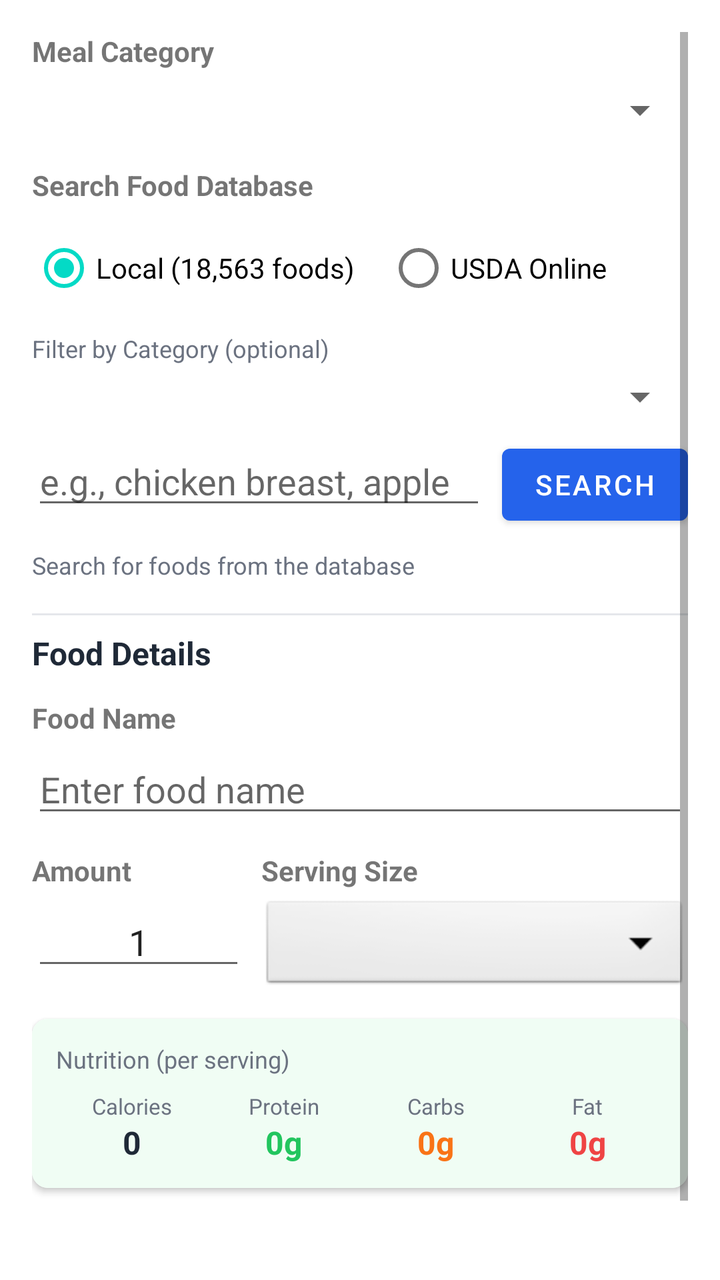
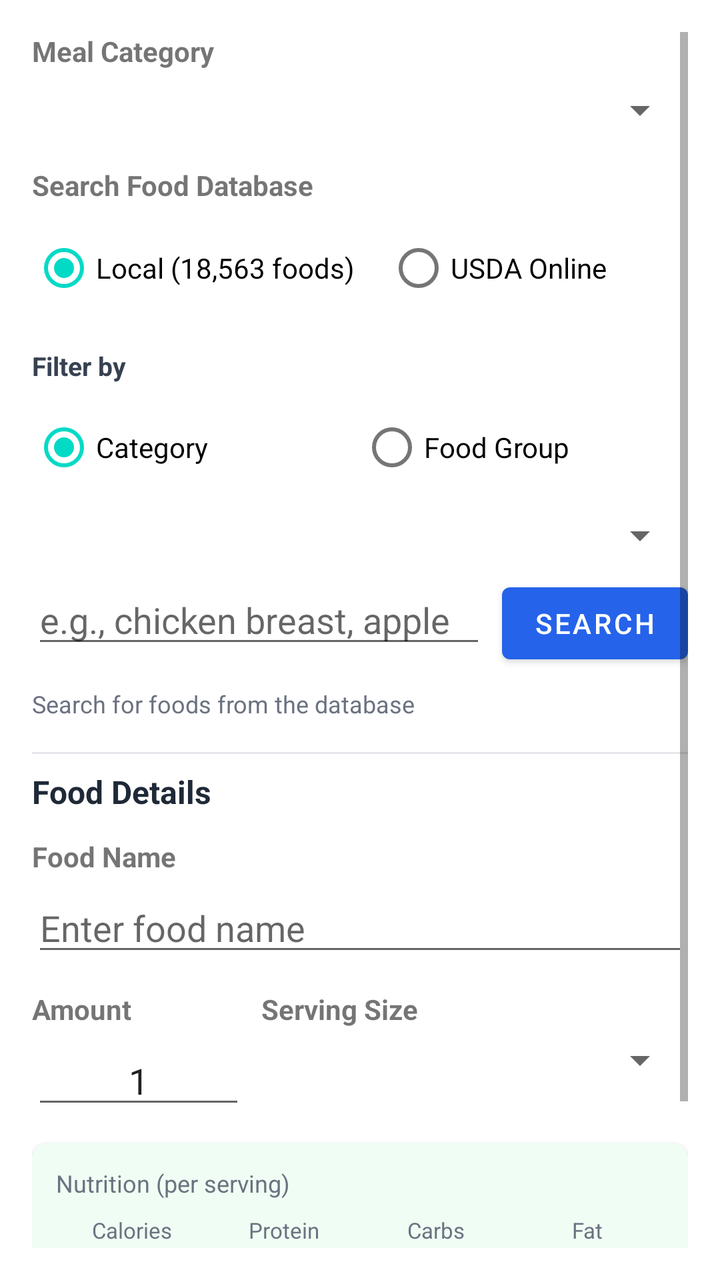

Before-and-after screenshots of an Android layout around one commit, followed by the original layout XML and the change that was made.
<!-- AndroidManifest.xml: application theme AppTheme -->
<!-- res/layout/dialog_add_food.xml -->
<?xml version="1.0" encoding="utf-8"?>
<ScrollView xmlns:android="http://schemas.android.com/apk/res/android"
    android:layout_width="match_parent"
    android:layout_height="wrap_content"
    android:padding="16dp">

    <LinearLayout
        android:layout_width="match_parent"
        android:layout_height="wrap_content"
        android:orientation="vertical">

        <TextView
            android:layout_width="match_parent"
            android:layout_height="wrap_content"
            android:text="Meal Category"
            android:textSize="14sp"
            android:textStyle="bold"
            android:layout_marginBottom="8dp" />

        <Spinner
            android:id="@+id/meal_category_spinner"
            android:layout_width="match_parent"
            android:layout_height="wrap_content"
            android:layout_marginBottom="16dp" />

        
        <TextView
            android:layout_width="match_parent"
            android:layout_height="wrap_content"
            android:text="Search Food Database"
            android:textSize="14sp"
            android:textStyle="bold"
            android:layout_marginBottom="8dp" />

        <RadioGroup
            android:id="@+id/database_toggle"
            android:layout_width="match_parent"
            android:layout_height="wrap_content"
            android:orientation="horizontal"
            android:layout_marginBottom="8dp">

            <RadioButton
                android:id="@+id/radio_local"
                android:layout_width="wrap_content"
                android:layout_height="wrap_content"
                android:text="Local (18,563 foods)"
                android:checked="true" />

            <RadioButton
                android:id="@+id/radio_usda"
                android:layout_width="wrap_content"
                android:layout_height="wrap_content"
                android:text="USDA Online"
                android:layout_marginStart="16dp" />

        </RadioGroup>

        
        <LinearLayout
            android:id="@+id/category_filter_container"
            android:layout_width="match_parent"
            android:layout_height="wrap_content"
            android:orientation="vertical"
            android:layout_marginBottom="8dp">

            <TextView
                android:layout_width="match_parent"
                android:layout_height="wrap_content"
                android:text="Filter by Category (optional)"
                android:textSize="12sp"
                android:textColor="#6b7280"
                android:layout_marginBottom="4dp" />

            <Spinner
                android:id="@+id/category_filter_spinner"
                android:layout_width="match_parent"
                android:layout_height="wrap_content" />

        </LinearLayout>

        
        <LinearLayout
            android:layout_width="match_parent"
            android:layout_height="wrap_content"
            android:orientation="horizontal"
            android:layout_marginBottom="8dp">

            <EditText
                android:id="@+id/food_search_edit"
                android:layout_width="0dp"
                android:layout_height="wrap_content"
                android:layout_weight="1"
                android:hint="e.g., chicken breast, apple"
                android:inputType="text"
                android:imeOptions="actionSearch" />

            <Button
                android:id="@+id/search_button"
                android:layout_width="wrap_content"
                android:layout_height="wrap_content"
                android:text="Search"
                android:layout_marginStart="8dp" />

        </LinearLayout>

        
        <TextView
            android:id="@+id/search_status"
            android:layout_width="match_parent"
            android:layout_height="wrap_content"
            android:text="Search for foods from the database"
            android:textSize="12sp"
            android:textColor="#6b7280"
            android:layout_marginBottom="8dp" />

        <androidx.recyclerview.widget.RecyclerView
            android:id="@+id/search_results_list"
            android:layout_width="match_parent"
            android:layout_height="200dp"
            android:nestedScrollingEnabled="true"
            android:visibility="gone"
            android:layout_marginBottom="16dp"
            android:background="#f9fafb" />

        
        <View
            android:layout_width="match_parent"
            android:layout_height="1dp"
            android:background="#e5e7eb"
            android:layout_marginVertical="8dp" />

        <TextView
            android:id="@+id/selected_food_label"
            android:layout_width="match_parent"
            android:layout_height="wrap_content"
            android:text="Food Details"
            android:textSize="16sp"
            android:textStyle="bold"
            android:textColor="#1f2937"
            android:layout_marginBottom="12dp" />

        
        <TextView
            android:layout_width="match_parent"
            android:layout_height="wrap_content"
            android:text="Food Name"
            android:textSize="14sp"
            android:textStyle="bold"
            android:layout_marginBottom="4dp" />

        <EditText
            android:id="@+id/food_name_edit"
            android:layout_width="match_parent"
            android:layout_height="wrap_content"
            android:hint="Enter food name"
            android:inputType="text"
            android:layout_marginBottom="12dp" />

        
        <LinearLayout
            android:layout_width="match_parent"
            android:layout_height="wrap_content"
            android:orientation="horizontal"
            android:layout_marginBottom="12dp">

            <LinearLayout
                android:layout_width="0dp"
                android:layout_height="wrap_content"
                android:layout_weight="1"
                android:orientation="vertical"
                android:layout_marginEnd="8dp">

                <TextView
                    android:layout_width="match_parent"
                    android:layout_height="wrap_content"
                    android:text="Amount"
                    android:textSize="14sp"
                    android:textStyle="bold"
                    android:layout_marginBottom="4dp" />

                <EditText
                    android:id="@+id/amount_edit"
                    android:layout_width="match_parent"
                    android:layout_height="wrap_content"
                    android:hint="1"
                    android:text="1"
                    android:inputType="numberDecimal"
                    android:gravity="center" />

            </LinearLayout>

            <LinearLayout
                android:layout_width="0dp"
                android:layout_height="wrap_content"
                android:layout_weight="2"
                android:orientation="vertical">

                <TextView
                    android:layout_width="match_parent"
                    android:layout_height="wrap_content"
                    android:text="Serving Size"
                    android:textSize="14sp"
                    android:textStyle="bold"
                    android:layout_marginBottom="4dp" />

                <Spinner
                    android:id="@+id/serving_size_spinner"
                    android:layout_width="match_parent"
                    android:layout_height="wrap_content"
                    android:background="@android:drawable/btn_dropdown" />

            </LinearLayout>

        </LinearLayout>

        
        <androidx.cardview.widget.CardView
            android:layout_width="match_parent"
            android:layout_height="wrap_content"
            android:layout_marginBottom="16dp"
            app:cardCornerRadius="8dp"
            app:cardElevation="2dp"
            xmlns:app="http://schemas.android.com/apk/res-auto">

            <LinearLayout
                android:layout_width="match_parent"
                android:layout_height="wrap_content"
                android:orientation="vertical"
                android:padding="12dp"
                android:background="#f0fdf4">

                <TextView
                    android:layout_width="match_parent"
                    android:layout_height="wrap_content"
                    android:text="Nutrition (per serving)"
                    android:textSize="12sp"
                    android:textColor="#6b7280"
                    android:layout_marginBottom="8dp" />

                <LinearLayout
                    android:layout_width="match_parent"
                    android:layout_height="wrap_content"
                    android:orientation="horizontal">

                    
                    <LinearLayout
                        android:layout_width="0dp"
                        android:layout_height="wrap_content"
                        android:layout_weight="1"
                        android:orientation="vertical"
                        android:gravity="center">

                        <TextView
                            android:layout_width="wrap_content"
                            android:layout_height="wrap_content"
                            android:text="Calories"
                            android:textSize="11sp"
                            android:textColor="#6b7280" />

                        <TextView
                            android:id="@+id/nutrition_calories"
                            android:layout_width="wrap_content"
                            android:layout_height="wrap_content"
                            android:text="0"
                            android:textSize="16sp"
                            android:textStyle="bold"
                            android:textColor="#1f2937" />

                    </LinearLayout>

                    
                    <LinearLayout
                        android:layout_width="0dp"
                        android:layout_height="wrap_content"
                        android:layout_weight="1"
                        android:orientation="vertical"
                        android:gravity="center">

                        <TextView
                            android:layout_width="wrap_content"
                            android:layout_height="wrap_content"
                            android:text="Protein"
                            android:textSize="11sp"
                            android:textColor="#6b7280" />

                        <TextView
                            android:id="@+id/nutrition_protein"
                            android:layout_width="wrap_content"
                            android:layout_height="wrap_content"
                            android:text="0g"
                            android:textSize="16sp"
                            android:textStyle="bold"
                            android:textColor="#22c55e" />

                    </LinearLayout>

                    
                    <LinearLayout
                        android:layout_width="0dp"
                        android:layout_height="wrap_content"
                        android:layout_weight="1"
                        android:orientation="vertical"
                        android:gravity="center">

                        <TextView
                            android:layout_width="wrap_content"
                            android:layout_height="wrap_content"
                            android:text="Carbs"
                            android:textSize="11sp"
                            android:textColor="#6b7280" />

                        <TextView
                            android:id="@+id/nutrition_carbs"
                            android:layout_width="wrap_content"
                            android:layout_height="wrap_content"
                            android:text="0g"
                            android:textSize="16sp"
                            android:textStyle="bold"
                            android:textColor="#f97316" />

                    </LinearLayout>

                    
                    <LinearLayout
                        android:layout_width="0dp"
                        android:layout_height="wrap_content"
                        android:layout_weight="1"
                        android:orientation="vertical"
                        android:gravity="center">

                        <TextView
                            android:layout_width="wrap_content"
                            android:layout_height="wrap_content"
                            android:text="Fat"
                            android:textSize="11sp"
                            android:textColor="#6b7280" />

                        <TextView
                            android:id="@+id/nutrition_fat"
                            android:layout_width="wrap_content"
                            android:layout_height="wrap_content"
                            android:text="0g"
                            android:textSize="16sp"
                            android:textStyle="bold"
                            android:textColor="#ef4444" />

                    </LinearLayout>

                </LinearLayout>

            </LinearLayout>

        </androidx.cardview.widget.CardView>

        
        <LinearLayout
            android:id="@+id/manual_entry_section"
            android:layout_width="match_parent"
            android:layout_height="wrap_content"
            android:orientation="vertical"
            android:visibility="gone">

            <TextView
                android:layout_width="match_parent"
                android:layout_height="wrap_content"
                android:text="Or edit nutrition manually:"
                android:textSize="12sp"
                android:textColor="#6b7280"
                android:layout_marginBottom="8dp" />

            <LinearLayout
                android:layout_width="match_parent"
                android:layout_height="wrap_content"
                android:orientation="horizontal"
                android:layout_marginBottom="8dp">

                <LinearLayout
                    android:layout_width="0dp"
                    android:layout_height="wrap_content"
                    android:layout_weight="1"
                    android:orientation="vertical"
                    android:layout_marginEnd="4dp">

                    <TextView
                        android:layout_width="match_parent"
                        android:layout_height="wrap_content"
                        android:text="Calories"
                        android:textSize="12sp"
                        android:textColor="#6b7280" />

                    <EditText
                        android:id="@+id/calories_edit"
                        android:layout_width="match_parent"
                        android:layout_height="wrap_content"
                        android:hint="0"
                        android:inputType="numberDecimal"
                        android:textSize="14sp" />

                </LinearLayout>

                <LinearLayout
                    android:layout_width="0dp"
                    android:layout_height="wrap_content"
                    android:layout_weight="1"
                    android:orientation="vertical"
                    android:layout_marginStart="4dp">

                    <TextView
                        android:layout_width="match_parent"
                        android:layout_height="wrap_content"
                        android:text="Protein (g)"
                        android:textSize="12sp"
                        android:textColor="#6b7280" />

                    <EditText
                        android:id="@+id/protein_edit"
                        android:layout_width="match_parent"
                        android:layout_height="wrap_content"
                        android:hint="0"
                        android:inputType="numberDecimal"
                        android:textSize="14sp" />

                </LinearLayout>

            </LinearLayout>

            <LinearLayout
                android:layout_width="match_parent"
                android:layout_height="wrap_content"
                android:orientation="horizontal">

                <LinearLayout
                    android:layout_width="0dp"
                    android:layout_height="wrap_content"
                    android:layout_weight="1"
                    android:orientation="vertical"
                    android:layout_marginEnd="4dp">

                    <TextView
                        android:layout_width="match_parent"
                        android:layout_height="wrap_content"
                        android:text="Carbs (g)"
                        android:textSize="12sp"
                        android:textColor="#6b7280" />

                    <EditText
                        android:id="@+id/carbs_edit"
                        android:layout_width="match_parent"
                        android:layout_height="wrap_content"
                        android:hint="0"
                        android:inputType="numberDecimal"
                        android:textSize="14sp" />

                </LinearLayout>

                <LinearLayout
                    android:layout_width="0dp"
                    android:layout_height="wrap_content"
                    android:layout_weight="1"
                    android:orientation="vertical"
                    android:layout_marginStart="4dp">

                    <TextView
                        android:layout_width="match_parent"
                        android:layout_height="wrap_content"
                        android:text="Fat (g)"
                        android:textSize="12sp"
                        android:textColor="#6b7280" />

                    <EditText
                        android:id="@+id/fat_edit"
                        android:layout_width="match_parent"
                        android:layout_height="wrap_content"
                        android:hint="0"
                        android:inputType="numberDecimal"
                        android:textSize="14sp" />

                </LinearLayout>

            </LinearLayout>

        </LinearLayout>

        
        <Button
            android:id="@+id/toggle_manual_button"
            android:layout_width="wrap_content"
            android:layout_height="wrap_content"
            android:text="Edit Nutrition Manually"
            android:textSize="12sp"
            android:background="@android:color/transparent"
            android:textColor="#2563eb"
            android:layout_gravity="center"
            android:layout_marginTop="8dp" />

        
        <Button
            android:id="@+id/save_as_favorite_button"
            android:layout_width="wrap_content"
            android:layout_height="wrap_content"
            android:text="Save as favorite (quick add later)"
            android:textSize="13sp"
            android:backgroundTint="#6b7280"
            android:textColor="#FFFFFF"
            android:layout_gravity="center"
            android:layout_marginTop="12dp"
            android:visibility="gone" />

        <Button
            android:id="@+id/add_to_database_button"
            android:layout_width="wrap_content"
            android:layout_height="wrap_content"
            android:text="Add to database (searchable next time)"
            android:textSize="13sp"
            android:backgroundTint="#059669"
            android:textColor="#FFFFFF"
            android:layout_gravity="center"
            android:layout_marginTop="8dp"
            android:visibility="gone" />

    </LinearLayout>

</ScrollView>
<!-- resources referenced by this layout -->
<resources>
  <style name="AppTheme" parent="Theme.MaterialComponents.DayNight.NoActionBar">
          <item name="colorPrimary">@color/colorPrimary</item>
          <item name="android:statusBarColor">#ffffff</item>
      </style>
  <color name="colorPrimary">#2563eb</color>
</resources>

<!-- the commit's change to res/layout/dialog_add_food.xml (unified diff, before → after) -->
@@ -1,5 +1,6 @@
 <?xml version="1.0" encoding="utf-8"?>
 <ScrollView xmlns:android="http://schemas.android.com/apk/res/android"
+    xmlns:app="http://schemas.android.com/apk/res-auto"
     android:layout_width="match_parent"
     android:layout_height="wrap_content"
     android:padding="16dp">
@@ -57,24 +58,62 @@
 
         
         <LinearLayout
-            android:id="@+id/category_filter_container"
+            android:id="@+id/filter_container"
             android:layout_width="match_parent"
             android:layout_height="wrap_content"
             android:orientation="vertical"
-            android:layout_marginBottom="8dp">
+            android:visibility="visible">
 
             <TextView
                 android:layout_width="match_parent"
                 android:layout_height="wrap_content"
-                android:text="Filter by Category (optional)"
-                android:textSize="12sp"
-                android:textColor="#6b7280"
-                android:layout_marginBottom="4dp" />
-
+                android:text="Filter by"
+                android:textSize="13sp"
+                android:textStyle="bold"
+                android:textColor="#374151"
+                android:layout_marginTop="8dp"
+                android:layout_marginBottom="8dp" />
+
+            
+            <RadioGroup
+                android:id="@+id/filter_type_group"
+                android:layout_width="match_parent"
+                android:layout_height="wrap_content"
+                android:orientation="horizontal"
+                android:layout_marginBottom="8dp">
+
+                <RadioButton
+                    android:id="@+id/radio_category_filter"
+                    android:layout_width="0dp"
+                    android:layout_height="wrap_content"
+                    android:layout_weight="1"
+                    android:text="Category"
+                    android:checked="true" />
+
+                <RadioButton
+                    android:id="@+id/radio_food_group_filter"
+                    android:layout_width="0dp"
+                    android:layout_height="wrap_content"
+                    android:layout_weight="1"
+                    android:text="Food Group" />
+
+            </RadioGroup>
+
+            
             <Spinner
                 android:id="@+id/category_filter_spinner"
                 android:layout_width="match_parent"
-                android:layout_height="wrap_content" />
+                android:layout_height="wrap_content"
+                android:layout_marginBottom="8dp"
+                android:visibility="visible" />
+
+            
+            <Spinner
+                android:id="@+id/food_group_filter_spinner"
+                android:layout_width="match_parent"
+                android:layout_height="wrap_content"
+                android:layout_marginBottom="8dp"
+                android:visibility="gone" />
 
         </LinearLayout>
 
@@ -206,8 +245,7 @@
                 <Spinner
                     android:id="@+id/serving_size_spinner"
                     android:layout_width="match_parent"
-                    android:layout_height="wrap_content"
-                    android:background="@android:drawable/btn_dropdown" />
+                    android:layout_height="wrap_content" />
 
             </LinearLayout>
 
@@ -219,8 +257,7 @@
             android:layout_height="wrap_content"
             android:layout_marginBottom="16dp"
             app:cardCornerRadius="8dp"
-            app:cardElevation="2dp"
-            xmlns:app="http://schemas.android.com/apk/res-auto">
+            app:cardElevation="2dp">
 
             <LinearLayout
                 android:layout_width="match_parent"
@@ -242,7 +279,6 @@
                     android:layout_height="wrap_content"
                     android:orientation="horizontal">
 
-                    
                     <LinearLayout
                         android:layout_width="0dp"
                         android:layout_height="wrap_content"
@@ -268,7 +304,6 @@
 
                     </LinearLayout>
 
-                    
                     <LinearLayout
                         android:layout_width="0dp"
                         android:layout_height="wrap_content"
@@ -294,7 +329,6 @@
 
                     </LinearLayout>
 
-                    
                     <LinearLayout
                         android:layout_width="0dp"
                         android:layout_height="wrap_content"
@@ -320,7 +354,6 @@
 
                     </LinearLayout>
 
-                    
                     <LinearLayout
                         android:layout_width="0dp"
                         android:layout_height="wrap_content"
@@ -481,7 +514,6 @@
 
         </LinearLayout>
 
-        
         <Button
             android:id="@+id/toggle_manual_button"
             android:layout_width="wrap_content"
@@ -493,7 +525,6 @@
             android:layout_gravity="center"
             android:layout_marginTop="8dp" />
 
-        
         <Button
             android:id="@+id/save_as_favorite_button"
             android:layout_width="wrap_content"
